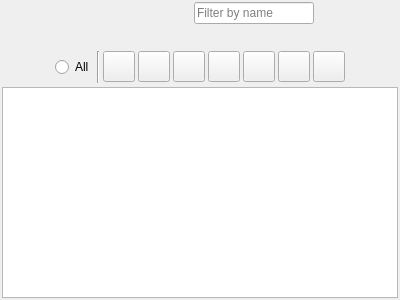
This is ui/icon_selector_widget.ui in zkovari/plotlyst as Qt 5 draws it before an edit. The edited form follows.
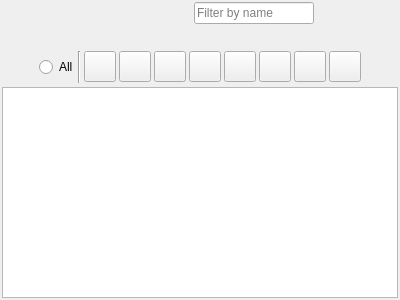
This is the edited form.

Commit message: Add more icons to icon selector, closes #330

```diff
--- a/ui/icon_selector_widget.ui
+++ b/ui/icon_selector_widget.ui
@@ -276,6 +276,28 @@
         </attribute>
        </widget>
       </item>
+      <item>
+       <widget class="QToolButton" name="btnCharacters">
+        <property name="cursor">
+         <cursorShape>PointingHandCursor</cursorShape>
+        </property>
+        <property name="text">
+         <string/>
+        </property>
+        <property name="iconSize">
+         <size>
+          <width>24</width>
+          <height>24</height>
+         </size>
+        </property>
+        <property name="checkable">
+         <bool>true</bool>
+        </property>
+        <attribute name="buttonGroup">
+         <string notr="true">buttonGroup</string>
+        </attribute>
+       </widget>
+      </item>
       <item>
        <widget class="QToolButton" name="btnSymbols">
         <property name="cursor">
```
The commit also changes 2 other files.
